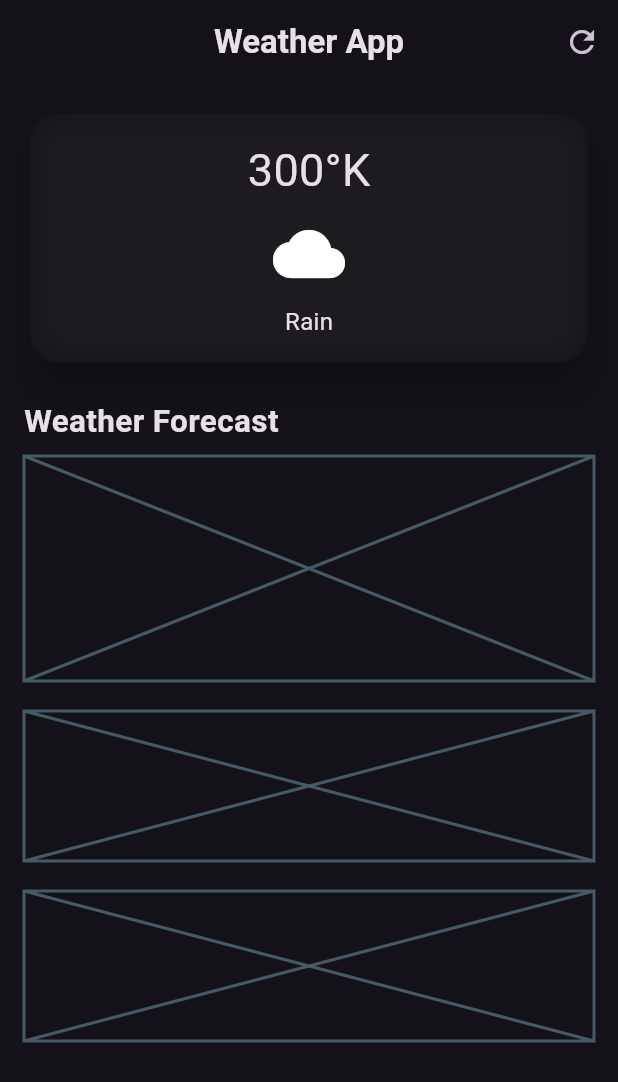
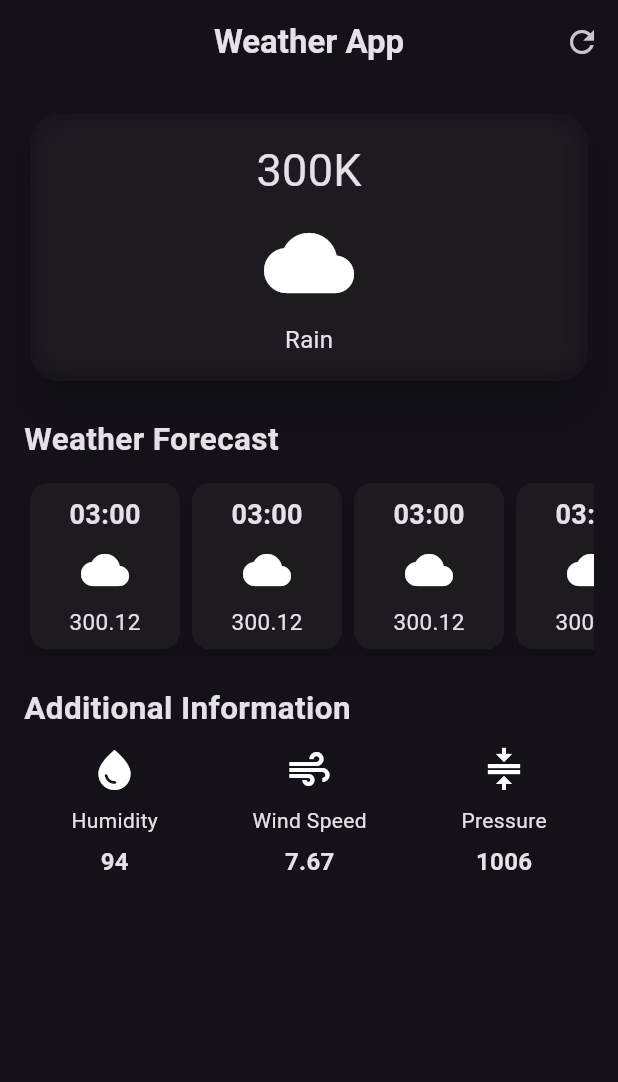
Before and after one commit to sroneez/weather_app, a Flutter app: the screen it shows after launch, on a phone screen of 412 x 824 dp. Shown: the top 1082 px of the screen. Run offline on Flutter 3.47's test engine with Material 3 defaults, Android fonts, the phone set to English and light mode, and no system bars.

Commit message:
additional information added

```diff
--- a/lib/weather_screen.dart
+++ b/lib/weather_screen.dart
@@ -3,6 +3,7 @@ import 'dart:ui';
 import 'package:flutter/material.dart';
 
 class WeatherScreen extends StatelessWidget{
+  const WeatherScreen({super.key});
 
   @override
   Widget build(BuildContext context){
@@ -44,7 +45,7 @@ class WeatherScreen extends StatelessWidget{
                       child: Column(
                         children: [
                           Text(
-                            '300°K',
+                            '300K',
                             style: TextStyle(
                               fontSize: 30,
                             ),
@@ -52,7 +53,7 @@ class WeatherScreen extends StatelessWidget{
                            SizedBox(height: 10),
                           Icon(
                             Icons.cloud,
-                            size: 48,
+                            size: 60,
                           ),
                            SizedBox(height: 10),
 
@@ -77,23 +78,102 @@ class WeatherScreen extends StatelessWidget{
                fontWeight: FontWeight.bold,
              ),
            ),
-           Row(
-             children: [
-               Card(
+           const SizedBox(height:10),
+           const SingleChildScrollView(
+             scrollDirection: Axis.horizontal,
+             child: Row(
+               children: [
+                  HourlyForecastItem(),
+                 HourlyForecastItem(),
+                 HourlyForecastItem(),
+                 HourlyForecastItem(),
+                 HourlyForecastItem(),
 
-               ),
-             ],
+               ],
+             ),
            ),
-           const  Placeholder(
-              fallbackHeight: 150,
+            const SizedBox(height: 20,),
+            const Text(
+              'Additional Information',
+              style: TextStyle(
+                fontSize: 21,
+                fontWeight: FontWeight.bold,
+              ),
             ),
-            const SizedBox(height: 20,),
-            const  Placeholder(
-              fallbackHeight: 100,
-            ),
-            const SizedBox(height: 20,),
-            const  Placeholder(
-              fallbackHeight: 100,
+            const SizedBox(height: 10),
+           const SizedBox(
+              width: double.infinity,
+              child: Row(
+                mainAxisAlignment: MainAxisAlignment.spaceAround,
+                children: [
+                  Column(
+                    children: [
+                      Icon(Icons.water_drop,
+                        size: 32,
+                      ),
+                       SizedBox(height: 8),
+                      Text(
+                        'Humidity',
+                        style: TextStyle(
+                          fontSize: 14,
+                        ),
+                      ),
+                       SizedBox(height: 6),
+                      Text(
+                        '94',
+                        style: TextStyle(
+                          fontSize: 16,
+                          fontWeight: FontWeight.bold,
+                        ),
+                      ),
+                    ],
+                  ),
+                  Column(
+                    children: [
+                      Icon(Icons.air,
+                        size: 32,
+                      ),
+                       SizedBox(height: 8),
+                      Text(
+                        'Wind Speed',
+                        style: TextStyle(
+                          fontSize: 14,
+                        ),
+                      ),
+                       SizedBox(height: 6),
+                      Text(
+                        '7.67',
+                        style: TextStyle(
+                          fontSize: 16,
+                          fontWeight: FontWeight.bold,
+                        ),
+                      ),
+                    ],
+                  ),
+                  Column(
+                    children: [
+                      Icon(Icons.compress,
+                        size: 32,
+                      ),
+                       SizedBox(height: 8),
+                      Text(
+                        'Pressure',
+                        style: TextStyle(
+                          fontSize: 14,
+                        ),
+                      ),
+                       SizedBox(height: 6),
+                      Text(
+                        '1006',
+                        style: TextStyle(
+                          fontSize: 16,
+                          fontWeight: FontWeight.bold,
+                        ),
+                      ),
+                    ],
+                  ),
+                ],
+              ),
             ),
           ],
         ),
@@ -101,3 +181,41 @@ class WeatherScreen extends StatelessWidget{
     );
   }
 }
+class HourlyForecastItem extends StatelessWidget{
+  const HourlyForecastItem({super.key});
+
+  @override
+  Widget build(BuildContext context){
+    return Card(
+      elevation: 6,
+      child: Container(
+        width: 100,
+        padding: const EdgeInsets.all(8.0),
+        decoration: BoxDecoration(
+          borderRadius: BorderRadius.circular(10),
+        ),
+        child: const Column(
+            children:[ Text(
+              '03:00',
+              style: TextStyle(
+                fontSize: 18,
+                fontWeight: FontWeight.bold,
+              ),
+            ),
+              SizedBox(height: 8,),
+              Icon(Icons.cloud,
+                size: 32,
+              ),
+              SizedBox(height: 8,),
+              Text(
+                '300.12',
+                style: TextStyle(
+                  fontSize: 15,
+                ),
+              ),
+            ]
+        ),
+      ),
+    );
+  }
+}
```
